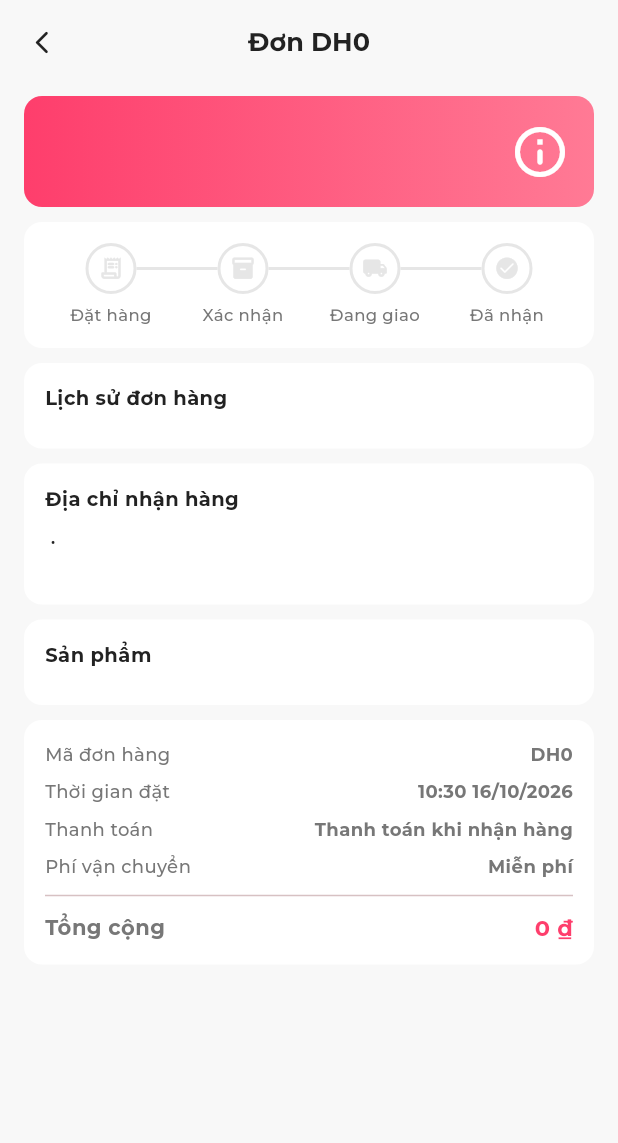
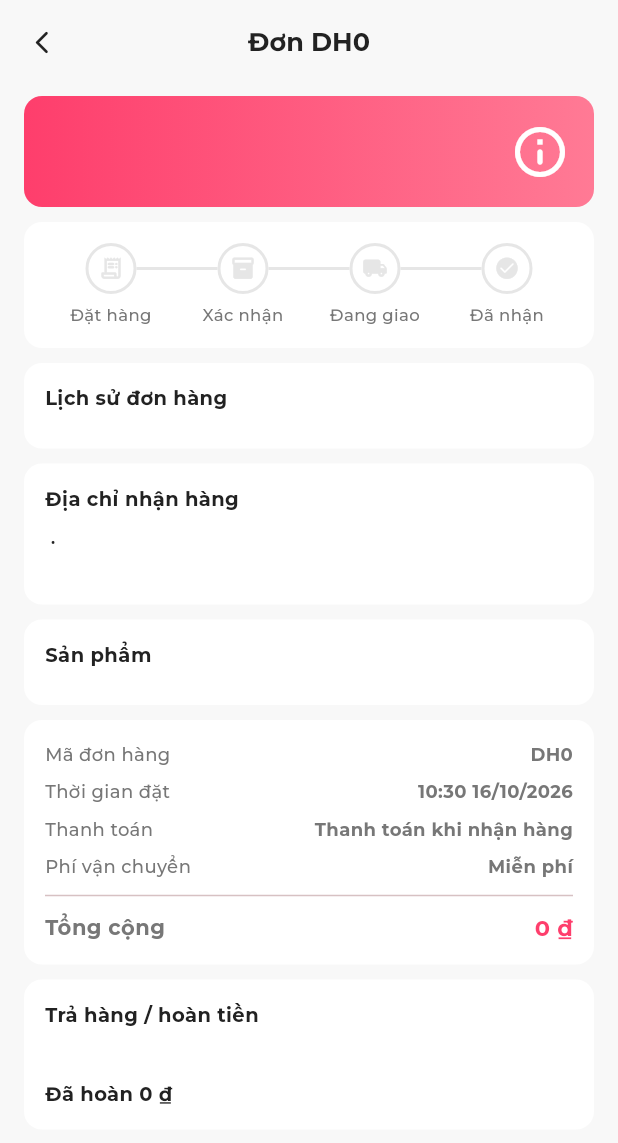
Before and after one commit to nguyen-huu-vinh/eCommerce_App, a Flutter app: the OrderDetailScreen screen opened directly with empty values, on a phone screen of 412 x 824 dp. Shown: the top 1143 px of the screen. Run offline on Flutter 3.47's test engine with Material 3 defaults, Android fonts, the phone set to English and light mode, and no system bars; our stand-ins replace cached_network_image, firebase_core, firebase_messaging, flutter_map, flutter_secure_storage, flutter_svg and 4 more; accounts and stored records are empty; network calls fail.

Commit message:
Add refresh token session, email verification screen, return requests

```diff
--- a/lib/models/order.dart
+++ b/lib/models/order.dart
@@ -38,6 +38,14 @@ String _formatTime(DateTime d) {
   String two(int value) => value.toString().padLeft(2, '0');
   return '${two(d.hour)}:${two(d.minute)} ${two(d.day)}/${two(d.month)}/${d.year}';
 }
+
+const returnStatusLabels = {
+  'requested': 'Đang chờ cửa hàng duyệt yêu cầu trả hàng',
+  'approved': 'Đã duyệt trả hàng, vui lòng gửi hàng về cửa hàng',
+  'rejected': 'Yêu cầu trả hàng bị từ chối',
+  'received': 'Cửa hàng đã nhận hàng trả, sắp hoàn tiền',
+  'refunded': 'Đã hoàn tiền',
+};
 
 const orderStatusLabels = {
   'pending': 'Chờ xác nhận',
@@ -107,6 +115,9 @@ class Order {
   final double discount;
   final String? couponCode;
   final bool paid;
+  final String? returnStatus;
+  final String? returnNote;
+  final double? refundAmount;
   final DateTime createdAt;
   final List<OrderLine> items;
   final BankTransfer? bankTransfer;
@@ -126,6 +137,9 @@ class Order {
     this.discount = 0,
     this.couponCode,
     this.paid = false,
+    this.returnStatus,
+    this.returnNote,
+    this.refundAmount,
     required this.createdAt,
     required this.items,
     this.bankTransfer,
@@ -145,6 +159,13 @@ class Order {
       discount: (json['discount'] as num?)?.toDouble() ?? 0,
       couponCode: json['coupon_code'] as String?,
       paid: json['paid'] as bool? ?? false,
+      returnStatus:
+          (json['return_request'] as Map<String, dynamic>?)?['status']
+              as String?,
+      returnNote:
+          (json['return_request'] as Map<String, dynamic>?)?['admin_note']
+              as String?,
+      refundAmount: (json['refund_amount'] as num?)?.toDouble(),
       createdAt: _parseServerTime(json['created_at'] as String),
       items: (json['items'] as List? ?? const [])
           .map((item) => OrderLine.fromJson(item as Map<String, dynamic>))
@@ -174,6 +195,13 @@ class Order {
     return paid ? '$method · Đã thanh toán' : method;
   }
 
+  /// Còn có thể yêu cầu trả hàng (server vẫn kiểm tra hạn 7 ngày)
+  bool get canRequestReturn => status == 'completed' && returnStatus == null;
+
+  String? get returnLabel => returnStatus == null
+      ? null
+      : returnStatusLabels[returnStatus] ?? returnStatus;
+
   String get statusLabel => orderStatusLabels[status] ?? status;
 
   String get createdAtLabel => _formatTime(createdAt);
--- a/lib/my_orders_screen.dart
+++ b/lib/my_orders_screen.dart
@@ -198,6 +198,7 @@ class _OrderDetailScreenState extends State<OrderDetailScreen> {
 
   late Order _order = widget.order;
   bool _cancelling = false;
+  bool _returning = false;
 
   @override
   void initState() {
@@ -272,6 +273,59 @@ class _OrderDetailScreenState extends State<OrderDetailScreen> {
       if (mounted) _showMessage(_errorText(error));
     } finally {
       if (mounted) setState(() => _cancelling = false);
+    }
+  }
+
+  Future<void> _requestReturn() async {
+    final controller = TextEditingController();
+    final reason = await showDialog<String>(
+      context: context,
+      builder: (dialogContext) => AlertDialog(
+        title: Text(
+          'Yêu cầu trả hàng',
+          style: GoogleFonts.montserrat(
+            fontSize: 16,
+            fontWeight: FontWeight.w700,
+          ),
+        ),
+        content: TextField(
+          controller: controller,
+          maxLines: 3,
+          maxLength: 500,
+          autofocus: true,
+          decoration: InputDecoration(
+            hintText: 'Mô tả lý do trả hàng (ít nhất 5 ký tự)',
+          ),
+        ),
+        actions: [
+          TextButton(
+            onPressed: () => Navigator.pop(dialogContext),
+            child: Text('Đóng'),
+          ),
+          TextButton(
+            onPressed: () {
+              if (controller.text.trim().length >= 5) {
+                Navigator.pop(dialogContext, controller.text.trim());
+              }
+            },
+            child: Text('Gửi yêu cầu'),
+          ),
+        ],
+      ),
+    );
+    controller.dispose();
+    if (reason == null || !mounted) return;
+
+    setState(() => _returning = true);
+    try {
+      final order = await OrderService.requestReturn(_order.id, reason);
+      if (!mounted) return;
+      setState(() => _order = order);
+      _showMessage('Đã gửi yêu cầu trả hàng');
+    } catch (error) {
+      if (mounted) _showMessage(_errorText(error));
+    } finally {
+      if (mounted) setState(() => _returning = false);
     }
   }
 
@@ -376,6 +430,70 @@ class _OrderDetailScreenState extends State<OrderDetailScreen> {
                 ],
               ),
             ),
+            if (order.returnLabel != null) ...[
+              SizedBox(height: 10),
+              _Section(
+                title: 'Trả hàng / hoàn tiền',
+                child: Column(
+                  crossAxisAlignment: CrossAxisAlignment.start,
+                  children: [
+                    Text(
+                      order.returnLabel!,
+                      style: GoogleFonts.montserrat(fontSize: 13),
+                    ),
+                    if ((order.returnNote ?? '').isNotEmpty) ...[
+                      SizedBox(height: 6),
+                      Text(
+                        'Ghi chú: ${order.returnNote}',
+                        style: GoogleFonts.montserrat(
+                          fontSize: 12,
+                          color: context.colors.textSecondary,
+                        ),
+                      ),
+                    ],
+                    if (order.refundAmount != null) ...[
+                      SizedBox(height: 6),
+                      Text(
+                        'Đã hoàn ${formatVnd(order.refundAmount!)}',
+                        style: GoogleFonts.montserrat(
+                          fontSize: 13,
+                          fontWeight: FontWeight.w700,
+                        ),
+                      ),
+                    ],
+                  ],
+                ),
+              ),
+            ],
+            if (order.canRequestReturn) ...[
+              SizedBox(height: 16),
+              SizedBox(
+                height: 48,
+                child: OutlinedButton(
+                  onPressed: _returning ? null : _requestReturn,
+                  style: OutlinedButton.styleFrom(
+                    foregroundColor: _pink,
+                    side: BorderSide(color: _pink),
+                    shape: RoundedRectangleBorder(
+                      borderRadius: BorderRadius.circular(10),
+                    ),
+                  ),
+                  child: _returning
+                      ? SizedBox(
+                          width: 20,
+                          height: 20,
+                          child: CircularProgressIndicator(strokeWidth: 2.2),
+                        )
+                      : Text(
+                          'Yêu cầu trả hàng',
+                          style: GoogleFonts.montserrat(
+                            fontSize: 13,
+                            fontWeight: FontWeight.w700,
+                          ),
+                        ),
+                ),
+              ),
+            ],
             if (order.canCancel) ...[
               SizedBox(height: 16),
               SizedBox(
```
Also changed, not shown: lib/login_screen.dart (+11 -0 lines), lib/services/auth_service.dart (+92 -8 lines), lib/services/order_service.dart (+25 -0 lines), lib/signup_screen.dart (+15 -1 lines), lib/verify_email_screen.dart (added, +164 -0 lines).
